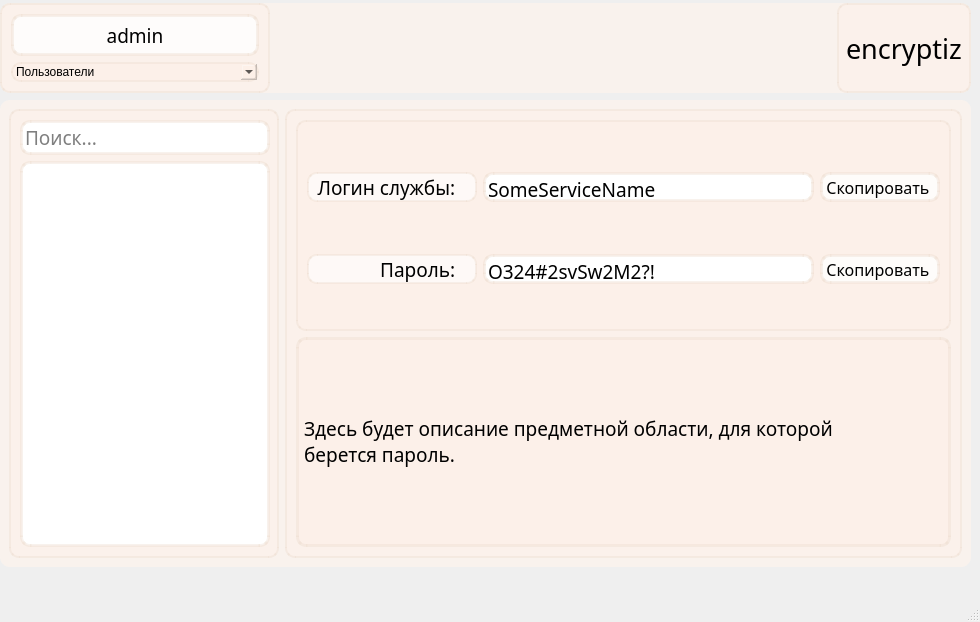
This is university_project_client/ui/admin_form.ui in Fxsh-pro/university_project as Qt 5 draws it before an edit. The edited form follows.
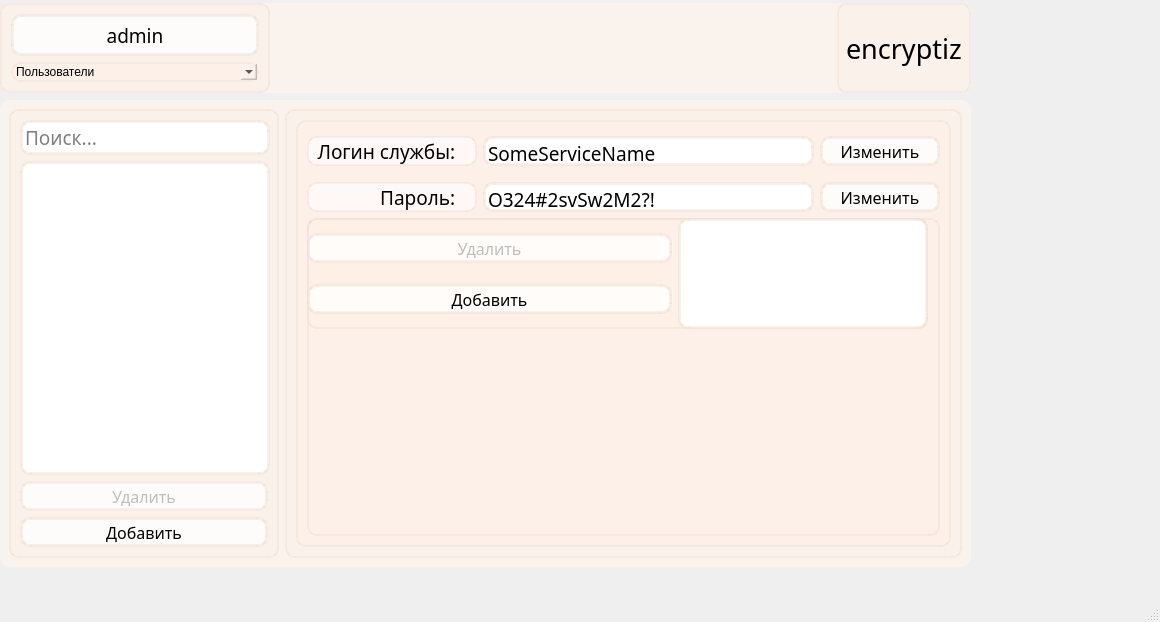
This is the edited form.

Commit message: Made adding new access level

```diff
--- a/university_project_client/ui/admin_form.ui
+++ b/university_project_client/ui/admin_form.ui
@@ -6,7 +6,7 @@
    <rect>
     <x>0</x>
     <y>0</y>
-    <width>980</width>
+    <width>1160</width>
     <height>622</height>
    </rect>
   </property>
@@ -120,6 +120,82 @@
           </property>
          </widget>
         </item>
+        <item>
+         <widget class="QPushButton" name="pushButton_delete_item">
+          <property name="enabled">
+           <bool>false</bool>
+          </property>
+          <property name="minimumSize">
+           <size>
+            <width>120</width>
+            <height>30</height>
+           </size>
+          </property>
+          <property name="font">
+           <font>
+            <family>Bahnschrift</family>
+            <pointsize>12</pointsize>
+           </font>
+          </property>
+          <property name="mouseTracking">
+           <bool>true</bool>
+          </property>
+          <property name="styleSheet">
+           <string notr="true">QPushButton {
+background-color: rgba(255, 255, 255, 200);
+border: 3px solid rgba(236, 218, 204, 90);
+border-radius: 10px;
+}
+QPushButton:hover {
+background-color: rgba(236, 218, 204, 90);
+}
+QPushButton:pressed {
+background-color: rgba(236, 218, 204, 150);
+}</string>
+          </property>
+          <property name="text">
+           <string>Удалить</string>
+          </property>
+         </widget>
+        </item>
+        <item>
+         <widget class="QPushButton" name="pushButton_add_item">
+          <property name="enabled">
+           <bool>true</bool>
+          </property>
+          <property name="minimumSize">
+           <size>
+            <width>120</width>
+            <height>30</height>
+           </size>
+          </property>
+          <property name="font">
+           <font>
+            <family>Bahnschrift</family>
+            <pointsize>12</pointsize>
+           </font>
+          </property>
+          <property name="mouseTracking">
+           <bool>true</bool>
+          </property>
+          <property name="styleSheet">
+           <string notr="true">QPushButton {
+background-color: rgba(255, 255, 255, 200);
+border: 3px solid rgba(236, 218, 204, 90);
+border-radius: 10px;
+}
+QPushButton:hover {
+background-color: rgba(236, 218, 204, 90);
+}
+QPushButton:pressed {
+background-color: rgba(236, 218, 204, 150);
+}</string>
+          </property>
+          <property name="text">
+           <string>Добавить</string>
+          </property>
+         </widget>
+        </item>
        </layout>
       </widget>
      </item>
@@ -275,7 +351,7 @@
 }</string>
                </property>
                <property name="text">
-                <string>Скопировать </string>
+                <string>Изменить</string>
                </property>
               </widget>
              </item>
@@ -402,36 +478,147 @@
 }</string>
                </property>
                <property name="text">
-                <string>Скопировать </string>
+                <string>Изменить</string>
                </property>
               </widget>
              </item>
             </layout>
            </item>
+           <item>
+            <widget class="QFrame" name="frame_5">
+             <property name="frameShape">
+              <enum>QFrame::StyledPanel</enum>
+             </property>
+             <property name="frameShadow">
+              <enum>QFrame::Raised</enum>
+             </property>
+             <widget class="QWidget" name="horizontalLayoutWidget">
+              <property name="geometry">
+               <rect>
+                <x>0</x>
+                <y>0</y>
+                <width>621</width>
+                <height>111</height>
+               </rect>
+              </property>
+              <layout class="QHBoxLayout" name="horizontalLayout_8">
+               <item>
+                <layout class="QVBoxLayout" name="verticalLayout_7">
+                 <item>
+                  <widget class="QPushButton" name="pushButton_delete_access">
+                   <property name="enabled">
+                    <bool>false</bool>
+                   </property>
+                   <property name="minimumSize">
+                    <size>
+                     <width>120</width>
+                     <height>30</height>
+                    </size>
+                   </property>
+                   <property name="font">
+                    <font>
+                     <family>Bahnschrift</family>
+                     <pointsize>12</pointsize>
+                    </font>
+                   </property>
+                   <property name="mouseTracking">
+                    <bool>true</bool>
+                   </property>
+                   <property name="styleSheet">
+                    <string notr="true">QPushButton {
+background-color: rgba(255, 255, 255, 200);
+border: 3px solid rgba(236, 218, 204, 90);
+border-radius: 10px;
+}
+QPushButton:hover {
+background-color: rgba(236, 218, 204, 90);
+}
+QPushButton:pressed {
+background-color: rgba(236, 218, 204, 150);
+}</string>
+                   </property>
+                   <property name="text">
+                    <string>Удалить</string>
+                   </property>
+                  </widget>
+                 </item>
+                 <item>
+                  <widget class="QPushButton" name="pushButton_add_access">
+                   <property name="enabled">
+                    <bool>true</bool>
+                   </property>
+                   <property name="minimumSize">
+                    <size>
+                     <width>120</width>
+                     <height>30</height>
+                    </size>
+                   </property>
+                   <property name="font">
+                    <font>
+                     <family>Bahnschrift</family>
+                     <pointsize>12</pointsize>
+                    </font>
+                   </property>
+                   <property name="mouseTracking">
+                    <bool>true</bool>
+                   </property>
+                   <property name="styleSheet">
+                    <string notr="true">QPushButton {
+background-color: rgba(255, 255, 255, 200);
+border: 3px solid rgba(236, 218, 204, 90);
+border-radius: 10px;
+}
+QPushButton:hover {
+background-color: rgba(236, 218, 204, 90);
+}
+QPushButton:pressed {
+background-color: rgba(236, 218, 204, 150);
+}</string>
+                   </property>
+                   <property name="text">
+                    <string>Добавить</string>
+                   </property>
+                  </widget>
+                 </item>
+                </layout>
+               </item>
+               <item>
+                <widget class="QListWidget" name="listWidget_access_level">
+                 <property name="minimumSize">
+                  <size>
+                   <width>250</width>
+                   <height>0</height>
+                  </size>
+                 </property>
+                 <property name="maximumSize">
+                  <size>
+                   <width>250</width>
+                   <height>16777215</height>
+                  </size>
+                 </property>
+                 <property name="font">
+                  <font>
+                   <family>Bahnschrift</family>
+                   <pointsize>14</pointsize>
+                  </font>
+                 </property>
+                 <property name="styleSheet">
+                  <string notr="true">background-color: white;
+border: 3px solid rgba(236, 218, 204, 90);
+border-radius: 10px;</string>
+                 </property>
+                 <property name="midLineWidth">
+                  <number>0</number>
+                 </property>
+                </widget>
+               </item>
+              </layout>
+             </widget>
+            </widget>
+           </item>
           </layout>
          </widget>
         </item>
-        <item>
-         <widget class="QLabel" name="label_service_description">
-          <property name="enabled">
-           <bool>true</bool>
-          </property>
-          <property name="font">
-           <font>
-            <family>Bahnschrift</family>
-            <pointsize>14</pointsize>
-           </font>
-          </property>
-          <property name="styleSheet">
-           <string notr="true">background-color: rgba(254, 238, 229, 80);
-border: 3px solid rgba(236, 218, 204, 90);
-border-radius: 10px;</string>
-          </property>
-          <property name="text">
-           <string>&lt;html&gt;&lt;head/&gt;&lt;body&gt;&lt;p&gt;Здесь будет описание предметной области, для которой &lt;br/&gt;берется пароль.&lt;/p&gt;&lt;/body&gt;&lt;/html&gt;</string>
-          </property>
-         </widget>
-        </item>
        </layout>
       </widget>
      </item>
```
Left out of the diff: 14 changed lines with no effect on the pictures. The commit also changes 799 other files.
